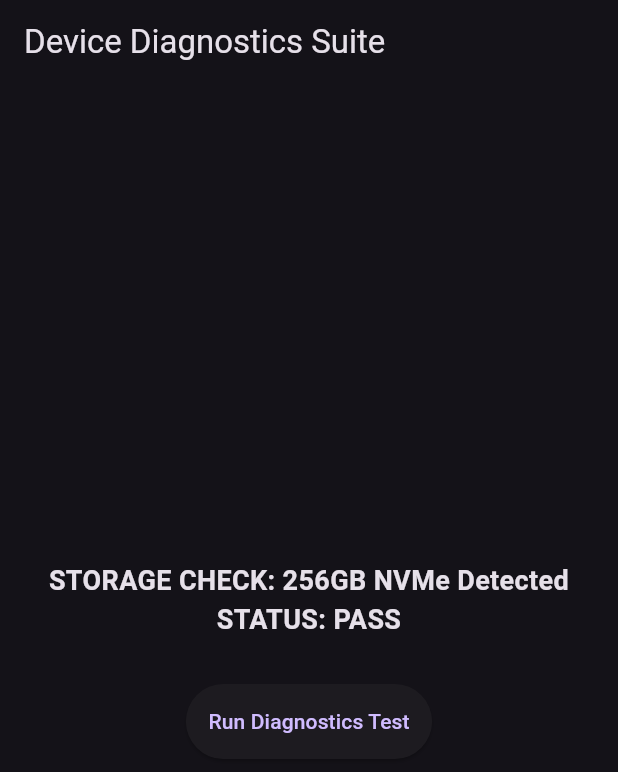
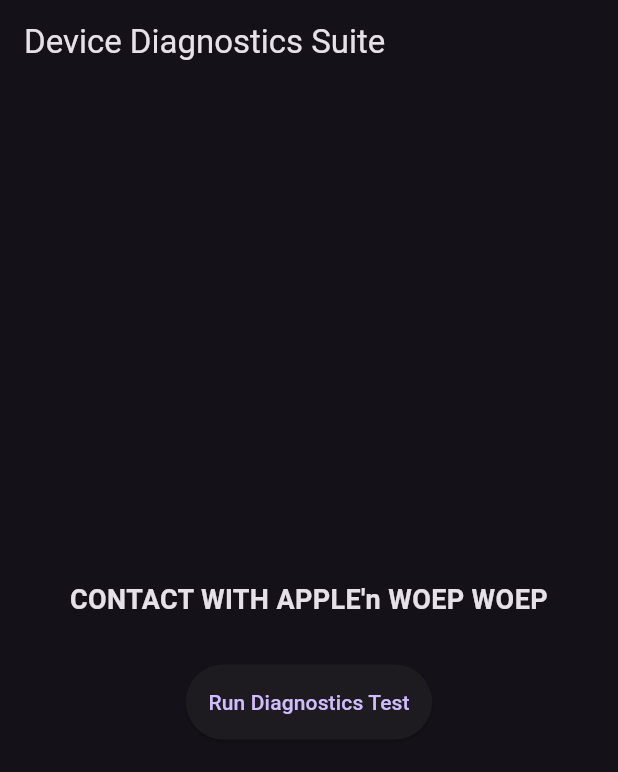
Before and after one commit to Kaltherah/refurb_test_app, a Flutter app: the screen it shows after launch, after a tap on "Run Diagnostics Test", on a phone screen of 412 x 824 dp. Shown: the top 772 px of the screen. Run offline on Flutter 3.47's test engine with Material 3 defaults, Android fonts, the phone set to English and light mode, and no system bars.

```diff
--- a/lib/main.dart
+++ b/lib/main.dart
@@ -33,7 +33,7 @@ class _DashboardPageState extends State<DashboardPage> {
 
   void runHardwareCheck() {
     setState(() {
-      statusMessage = "STORAGE CHECK: 256GB NVMe Detected\nSTATUS: PASS";
+      statusMessage = "CONTACT WITH APPLE'n WOEP WOEP";
     });
   }
 
```
